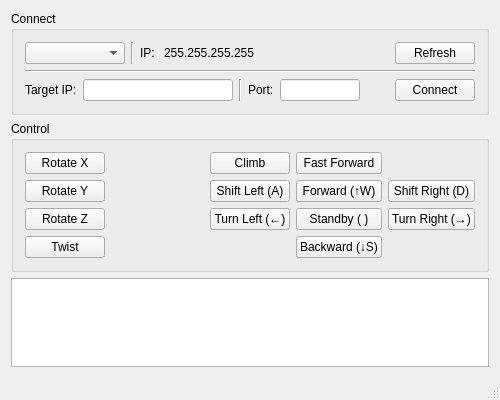
First picture: the form in software/pc/mainwindow.ui, repository woooxvi/hexapod, before the edit.
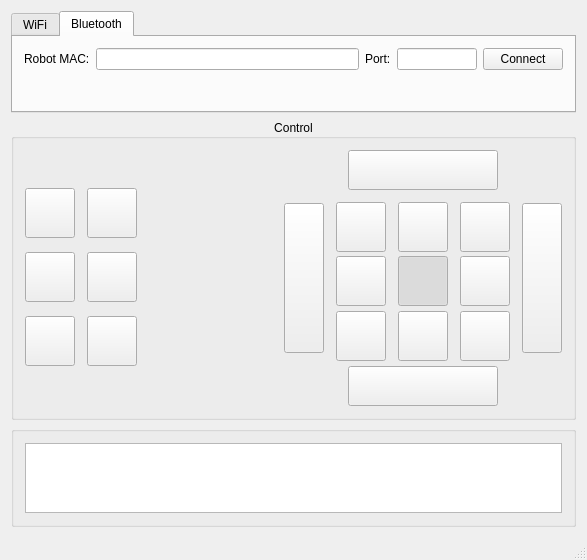
Second picture: the form after the edit. The open tabs and pages were chosen to show the change. Icons and pictures are not drawn.

```diff
--- a/software/pc/mainwindow.ui
+++ b/software/pc/mainwindow.ui
@@ -6,14 +6,14 @@
    <rect>
     <x>0</x>
     <y>0</y>
-    <width>500</width>
-    <height>400</height>
+    <width>587</width>
+    <height>560</height>
    </rect>
   </property>
   <property name="minimumSize">
    <size>
     <width>500</width>
-    <height>400</height>
+    <height>560</height>
    </size>
   </property>
   <property name="windowTitle">
@@ -26,18 +26,33 @@
   <widget class="QWidget" name="centralWidget">
    <layout class="QVBoxLayout" name="verticalLayout">
     <item>
-     <widget class="QGroupBox" name="groupBox_4">
-      <property name="title">
-       <string>Connect</string>
+     <widget class="QTabWidget" name="tabWidget">
+      <property name="currentIndex">
+       <number>0</number>
       </property>
-      <layout class="QVBoxLayout" name="verticalLayout_6">
+      <widget class="QWidget" name="tab">
+       <attribute name="title">
+        <string>WiFi</string>
+       </attribute>
+       <layout class="QVBoxLayout" name="verticalLayout_3">
        <item>
         <layout class="QHBoxLayout" name="horizontalLayout_5">
+          <item>
+           <widget class="QPushButton" name="button_Refresh">
+            <property name="text">
+             <string/>
+            </property>
+            <property name="icon">
+             <iconset>
+              <normaloff>res/arrows-rotate-solid.svg</normaloff>res/arrows-rotate-solid.svg</iconset>
+            </property>
+           </widget>
+          </item>
          <item>
           <widget class="QComboBox" name="comboBox_Interface">
            <property name="sizePolicy">
-            <sizepolicy hsizetype="Preferred" vsizetype="Fixed">
-             <horstretch>0</horstretch>
+             <sizepolicy hsizetype="Expanding" vsizetype="Fixed">
+              <horstretch>1</horstretch>
              <verstretch>0</verstretch>
             </sizepolicy>
            </property>
@@ -49,19 +64,12 @@
            </property>
            <property name="maximumSize">
             <size>
-             <width>200</width>
+              <width>16777215</width>
              <height>16777215</height>
             </size>
            </property>
           </widget>
          </item>
-         <item>
-          <widget class="Line" name="line">
-           <property name="orientation">
-            <enum>Qt::Vertical</enum>
-           </property>
-          </widget>
-         </item>
          <item>
           <widget class="QLabel" name="label_2">
            <property name="text">
@@ -76,35 +84,8 @@
            </property>
           </widget>
          </item>
-         <item>
-          <spacer name="horizontalSpacer_5">
-           <property name="orientation">
-            <enum>Qt::Horizontal</enum>
-           </property>
-           <property name="sizeHint" stdset="0">
-            <size>
-             <width>40</width>
-             <height>20</height>
-            </size>
-           </property>
-          </spacer>
-         </item>
-         <item>
-          <widget class="QPushButton" name="button_Refresh">
-           <property name="text">
-            <string>Refresh</string>
-           </property>
-          </widget>
-         </item>
-        </layout>
-       </item>
-       <item>
-        <widget class="Line" name="line_6">
-         <property name="orientation">
-          <enum>Qt::Horizontal</enum>
-         </property>
-        </widget>
-       </item>
+         </layout>
+        </item>
        <item>
         <layout class="QHBoxLayout" name="horizontalLayout_7">
          <item>
@@ -128,7 +109,7 @@
             </size>
            </property>
            <property name="text">
-            <string>Target IP:</string>
+             <string>Robot IP:</string>
            </property>
           </widget>
          </item>
@@ -142,19 +123,12 @@
            </property>
            <property name="maximumSize">
             <size>
-             <width>200</width>
+              <width>16777215</width>
              <height>16777215</height>
             </size>
            </property>
           </widget>
          </item>
-         <item>
-          <widget class="Line" name="line_4">
-           <property name="orientation">
-            <enum>Qt::Vertical</enum>
-           </property>
-          </widget>
-         </item>
          <item>
           <widget class="QLabel" name="label_targetPort">
            <property name="sizePolicy">
@@ -190,19 +164,6 @@
            </property>
           </widget>
          </item>
-         <item>
-          <spacer name="horizontalSpacer">
-           <property name="orientation">
-            <enum>Qt::Horizontal</enum>
-           </property>
-           <property name="sizeHint" stdset="0">
-            <size>
-             <width>40</width>
-             <height>20</height>
-            </size>
-           </property>
-          </spacer>
-         </item>
          <item>
           <widget class="QPushButton" name="button_TcpClient">
            <property name="text">
@@ -214,125 +175,806 @@
        </item>
       </layout>
      </widget>
+      <widget class="QWidget" name="tab_2">
+       <attribute name="title">
+        <string>Bluetooth</string>
+       </attribute>
+       <layout class="QVBoxLayout" name="verticalLayout_4">
+        <item>
+         <layout class="QHBoxLayout" name="horizontalLayout_4">
+          <item>
+           <widget class="QLabel" name="label">
+            <property name="text">
+             <string>Robot MAC:</string>
+            </property>
+           </widget>
+          </item>
+          <item>
+           <widget class="QLineEdit" name="lineEdit">
+            <property name="sizePolicy">
+             <sizepolicy hsizetype="Expanding" vsizetype="Fixed">
+              <horstretch>1</horstretch>
+              <verstretch>0</verstretch>
+             </sizepolicy>
+            </property>
+            <property name="minimumSize">
+             <size>
+              <width>150</width>
+              <height>0</height>
+             </size>
+            </property>
+           </widget>
+          </item>
+          <item>
+           <widget class="QLabel" name="label_3">
+            <property name="text">
+             <string>Port:</string>
+            </property>
+           </widget>
+          </item>
+          <item>
+           <widget class="QLineEdit" name="lineEdit_2">
+            <property name="minimumSize">
+             <size>
+              <width>80</width>
+              <height>0</height>
+             </size>
+            </property>
+            <property name="maximumSize">
+             <size>
+              <width>80</width>
+              <height>16777215</height>
+             </size>
+            </property>
+           </widget>
+          </item>
+          <item>
+           <widget class="QPushButton" name="pushButton">
+            <property name="text">
+             <string>Connect</string>
+            </property>
+           </widget>
+          </item>
+         </layout>
+        </item>
+        <item>
+         <spacer name="verticalSpacer">
+          <property name="orientation">
+           <enum>Qt::Vertical</enum>
+          </property>
+          <property name="sizeHint" stdset="0">
+           <size>
+            <width>20</width>
+            <height>40</height>
+           </size>
+          </property>
+         </spacer>
+        </item>
+       </layout>
+      </widget>
+     </widget>
     </item>
     <item>
      <widget class="QGroupBox" name="groupBox_Control">
+      <property name="font">
+       <font>
+        <bold>false</bold>
+       </font>
+      </property>
       <property name="title">
        <string>Control</string>
       </property>
-      <layout class="QGridLayout" name="gridLayout_2">
-       <item row="4" column="5">
-        <widget class="QPushButton" name="pushButton_TurnRight">
+      <property name="alignment">
+       <set>Qt::AlignCenter</set>
+      </property>
+      <property name="flat">
+       <bool>false</bool>
+      </property>
+      <layout class="QHBoxLayout" name="horizontalLayout">
+       <item>
+        <layout class="QGridLayout" name="gridLayout_3">
+         <property name="spacing">
+          <number>12</number>
+         </property>
+         <item row="3" column="1">
+          <widget class="QPushButton" name="pushButton_Twist">
+           <property name="minimumSize">
+            <size>
+             <width>50</width>
+             <height>50</height>
+            </size>
+           </property>
+           <property name="maximumSize">
+            <size>
+             <width>50</width>
+             <height>50</height>
+            </size>
+           </property>
          <property name="text">
-          <string>Turn Right (→)</string>
-         </property>
-        </widget>
-       </item>
-       <item row="3" column="4">
-        <widget class="QPushButton" name="pushButton_Forward">
+            <string/>
+           </property>
+           <property name="icon">
+            <iconset>
+             <normaloff>res/arrow-twist-solid.svg</normaloff>res/arrow-twist-solid.svg</iconset>
+           </property>
+           <property name="iconSize">
+            <size>
+             <width>32</width>
+             <height>32</height>
+            </size>
+           </property>
+           <property name="checkable">
+            <bool>true</bool>
+           </property>
+          </widget>
+         </item>
+         <item row="0" column="0" colspan="2">
+          <widget class="QPushButton" name="pushButton_7">
+           <property name="enabled">
+            <bool>false</bool>
+           </property>
          <property name="text">
-          <string>Forward (↑W)</string>
-         </property>
-        </widget>
-       </item>
-       <item row="3" column="2">
-        <spacer name="horizontalSpacer_6">
-         <property name="orientation">
-          <enum>Qt::Horizontal</enum>
-         </property>
-         <property name="sizeHint" stdset="0">
+            <string/>
+           </property>
+           <property name="flat">
+            <bool>true</bool>
+           </property>
+          </widget>
+         </item>
+         <item row="5" column="0" colspan="2">
+          <widget class="QPushButton" name="pushButton_8">
+           <property name="enabled">
+            <bool>false</bool>
+           </property>
+           <property name="text">
+            <string/>
+           </property>
+           <property name="flat">
+            <bool>true</bool>
+           </property>
+          </widget>
+         </item>
+         <item row="4" column="0">
+          <widget class="QPushButton" name="pushButton_RotateZ">
+           <property name="minimumSize">
           <size>
-           <width>40</width>
-           <height>20</height>
-          </size>
-         </property>
-        </spacer>
-       </item>
-       <item row="6" column="4">
-        <widget class="QPushButton" name="pushButton_Backward">
+             <width>50</width>
+             <height>50</height>
+            </size>
+           </property>
+           <property name="maximumSize">
+            <size>
+             <width>50</width>
+             <height>50</height>
+            </size>
+           </property>
+           <property name="text">
+            <string/>
+           </property>
+           <property name="icon">
+            <iconset>
+             <normaloff>res/arrow-circle-solid.svg</normaloff>res/arrow-circle-solid.svg</iconset>
+           </property>
+           <property name="iconSize">
+            <size>
+             <width>32</width>
+             <height>32</height>
+            </size>
+           </property>
+           <property name="checkable">
+            <bool>true</bool>
+           </property>
+          </widget>
+         </item>
+         <item row="4" column="1">
+          <widget class="QPushButton" name="pushButton_6">
+           <property name="minimumSize">
+            <size>
+             <width>50</width>
+             <height>50</height>
+            </size>
+           </property>
+           <property name="maximumSize">
+            <size>
+             <width>50</width>
+             <height>50</height>
+            </size>
+           </property>
          <property name="text">
-          <string>Backward (↓S)</string>
-         </property>
-        </widget>
-       </item>
-       <item row="0" column="4">
-        <widget class="QPushButton" name="pushButton_FastForward">
+            <string/>
+           </property>
+           <property name="icon">
+            <iconset>
+             <normaloff>res/climb-down-solid.svg</normaloff>res/climb-down-solid.svg</iconset>
+           </property>
+           <property name="iconSize">
+            <size>
+             <width>32</width>
+             <height>32</height>
+            </size>
+           </property>
+           <property name="checkable">
+            <bool>true</bool>
+           </property>
+          </widget>
+         </item>
+         <item row="2" column="1">
+          <widget class="QPushButton" name="pushButton_Climb">
+           <property name="minimumSize">
+            <size>
+             <width>50</width>
+             <height>50</height>
+            </size>
+           </property>
+           <property name="maximumSize">
+            <size>
+             <width>50</width>
+             <height>50</height>
+            </size>
+           </property>
          <property name="text">
-          <string>Fast Forward</string>
+            <string/>
+           </property>
+           <property name="icon">
+            <iconset>
+             <normaloff>res/climb-up-solid.svg</normaloff>res/climb-up-solid.svg</iconset>
+           </property>
+           <property name="iconSize">
+            <size>
+             <width>32</width>
+             <height>32</height>
+            </size>
+           </property>
+           <property name="checkable">
+            <bool>true</bool>
          </property>
         </widget>
        </item>
        <item row="3" column="0">
+          <widget class="QPushButton" name="pushButton_RotateX">
+           <property name="sizePolicy">
+            <sizepolicy hsizetype="Minimum" vsizetype="Minimum">
+             <horstretch>0</horstretch>
+             <verstretch>0</verstretch>
+            </sizepolicy>
+           </property>
+           <property name="minimumSize">
+            <size>
+             <width>50</width>
+             <height>50</height>
+            </size>
+           </property>
+           <property name="maximumSize">
+            <size>
+             <width>50</width>
+             <height>50</height>
+            </size>
+           </property>
+           <property name="text">
+            <string/>
+           </property>
+           <property name="icon">
+            <iconset>
+             <normaloff>res/arrow-up-down-solid.svg</normaloff>res/arrow-up-down-solid.svg</iconset>
+           </property>
+           <property name="iconSize">
+            <size>
+             <width>32</width>
+             <height>32</height>
+            </size>
+           </property>
+           <property name="checkable">
+            <bool>true</bool>
+           </property>
+          </widget>
+         </item>
+         <item row="2" column="0">
         <widget class="QPushButton" name="pushButton_RotateY">
+           <property name="minimumSize">
+            <size>
+             <width>50</width>
+             <height>50</height>
+            </size>
+           </property>
+           <property name="maximumSize">
+            <size>
+             <width>50</width>
+             <height>50</height>
+            </size>
+           </property>
          <property name="text">
-          <string>Rotate Y</string>
+            <string/>
+           </property>
+           <property name="icon">
+            <iconset>
+             <normaloff>res/arrow-left-right-solid.svg</normaloff>res/arrow-left-right-solid.svg</iconset>
+           </property>
+           <property name="iconSize">
+            <size>
+             <width>32</width>
+             <height>32</height>
+            </size>
+           </property>
+           <property name="checkable">
+            <bool>true</bool>
          </property>
         </widget>
        </item>
+        </layout>
+       </item>
+       <item>
+        <spacer name="horizontalSpacer_2">
+         <property name="orientation">
+          <enum>Qt::Horizontal</enum>
+         </property>
+         <property name="sizeHint" stdset="0">
+          <size>
+           <width>40</width>
+           <height>20</height>
+          </size>
+         </property>
+        </spacer>
+       </item>
+       <item>
+        <layout class="QGridLayout" name="gridLayout">
+         <property name="spacing">
+          <number>12</number>
+         </property>
        <item row="3" column="3">
-        <widget class="QPushButton" name="pushButton_ShiftLeft">
+          <widget class="QPushButton" name="buttonShiftRight">
+           <property name="sizePolicy">
+            <sizepolicy hsizetype="Minimum" vsizetype="Minimum">
+             <horstretch>0</horstretch>
+             <verstretch>0</verstretch>
+            </sizepolicy>
+           </property>
+           <property name="minimumSize">
+            <size>
+             <width>50</width>
+             <height>50</height>
+            </size>
+           </property>
+           <property name="maximumSize">
+            <size>
+             <width>50</width>
+             <height>50</height>
+            </size>
+           </property>
          <property name="text">
-          <string>Shift Left (A)</string>
+            <string/>
+           </property>
+           <property name="icon">
+            <iconset>
+             <normaloff>res/arrow-right-solid.svg</normaloff>res/arrow-right-solid.svg</iconset>
+           </property>
+           <property name="checkable">
+            <bool>true</bool>
+           </property>
+          </widget>
+         </item>
+         <item row="2" column="0" rowspan="3">
+          <widget class="QPushButton" name="buttonTurnLeft">
+           <property name="sizePolicy">
+            <sizepolicy hsizetype="Minimum" vsizetype="Fixed">
+             <horstretch>0</horstretch>
+             <verstretch>0</verstretch>
+            </sizepolicy>
+           </property>
+           <property name="minimumSize">
+            <size>
+             <width>40</width>
+             <height>150</height>
+            </size>
+           </property>
+           <property name="text">
+            <string/>
+           </property>
+           <property name="icon">
+            <iconset>
+             <normaloff>res/arrow-turn-left-solid.svg</normaloff>res/arrow-turn-left-solid.svg</iconset>
+           </property>
+           <property name="iconSize">
+            <size>
+             <width>24</width>
+             <height>64</height>
+            </size>
+           </property>
+           <property name="checkable">
+            <bool>true</bool>
+           </property>
+          </widget>
+         </item>
+         <item row="4" column="2">
+          <widget class="QPushButton" name="buttonBackward">
+           <property name="sizePolicy">
+            <sizepolicy hsizetype="Minimum" vsizetype="Minimum">
+             <horstretch>0</horstretch>
+             <verstretch>0</verstretch>
+            </sizepolicy>
+           </property>
+           <property name="minimumSize">
+            <size>
+             <width>50</width>
+             <height>50</height>
+            </size>
+           </property>
+           <property name="maximumSize">
+            <size>
+             <width>50</width>
+             <height>50</height>
+            </size>
+           </property>
+           <property name="text">
+            <string/>
+           </property>
+           <property name="icon">
+            <iconset>
+             <normaloff>res/arrow-down-solid.svg</normaloff>res/arrow-down-solid.svg</iconset>
+           </property>
+           <property name="checkable">
+            <bool>true</bool>
          </property>
         </widget>
        </item>
        <item row="4" column="3">
-        <widget class="QPushButton" name="pushButton_TurnLeft">
+          <widget class="QPushButton" name="buttonRight135">
+           <property name="sizePolicy">
+            <sizepolicy hsizetype="Minimum" vsizetype="Minimum">
+             <horstretch>0</horstretch>
+             <verstretch>0</verstretch>
+            </sizepolicy>
+           </property>
+           <property name="minimumSize">
+            <size>
+             <width>50</width>
+             <height>50</height>
+            </size>
+           </property>
+           <property name="maximumSize">
+            <size>
+             <width>50</width>
+             <height>50</height>
+            </size>
+           </property>
          <property name="text">
-          <string>Turn Left (←)</string>
-         </property>
-        </widget>
-       </item>
-       <item row="3" column="5">
-        <widget class="QPushButton" name="pushButton_ShiftRight">
+            <string/>
+           </property>
+           <property name="icon">
+            <iconset>
+             <normaloff>res/arrow-down-right-solid.svg</normaloff>res/arrow-down-right-solid.svg</iconset>
+           </property>
+           <property name="checkable">
+            <bool>true</bool>
+           </property>
+          </widget>
+         </item>
+         <item row="4" column="1">
+          <widget class="QPushButton" name="buttonLeft135">
+           <property name="sizePolicy">
+            <sizepolicy hsizetype="Minimum" vsizetype="Minimum">
+             <horstretch>0</horstretch>
+             <verstretch>0</verstretch>
+            </sizepolicy>
+           </property>
+           <property name="minimumSize">
+            <size>
+             <width>50</width>
+             <height>50</height>
+            </size>
+           </property>
+           <property name="maximumSize">
+            <size>
+             <width>50</width>
+             <height>50</height>
+            </size>
+           </property>
          <property name="text">
-          <string>Shift Right (D)</string>
-         </property>
-        </widget>
-       </item>
-       <item row="4" column="4">
-        <widget class="QPushButton" name="pushButton_Standby">
+            <string/>
+           </property>
+           <property name="icon">
+            <iconset>
+             <normaloff>res/arrow-down-left-solid.svg</normaloff>res/arrow-down-left-solid.svg</iconset>
+           </property>
+           <property name="checkable">
+            <bool>true</bool>
+           </property>
+          </widget>
+         </item>
+         <item row="2" column="4" rowspan="3">
+          <widget class="QPushButton" name="buttonTurnRight">
+           <property name="minimumSize">
+            <size>
+             <width>40</width>
+             <height>150</height>
+            </size>
+           </property>
          <property name="text">
-          <string>Standby ( )</string>
-         </property>
-        </widget>
-       </item>
-       <item row="0" column="0">
-        <widget class="QPushButton" name="pushButton_RotateX">
+            <string/>
+           </property>
+           <property name="icon">
+            <iconset>
+             <normaloff>res/arrow-turn-right-solid.svg</normaloff>res/arrow-turn-right-solid.svg</iconset>
+           </property>
+           <property name="iconSize">
+            <size>
+             <width>24</width>
+             <height>64</height>
+            </size>
+           </property>
+           <property name="checkable">
+            <bool>true</bool>
+           </property>
+          </widget>
+         </item>
+         <item row="2" column="3">
+          <widget class="QPushButton" name="buttonRight45">
+           <property name="enabled">
+            <bool>true</bool>
+           </property>
+           <property name="sizePolicy">
+            <sizepolicy hsizetype="Minimum" vsizetype="Minimum">
+             <horstretch>0</horstretch>
+             <verstretch>0</verstretch>
+            </sizepolicy>
+           </property>
+           <property name="minimumSize">
+            <size>
+             <width>50</width>
+             <height>50</height>
+            </size>
+           </property>
+           <property name="maximumSize">
+            <size>
+             <width>50</width>
+             <height>50</height>
+            </size>
+           </property>
          <property name="text">
-          <string>Rotate X</string>
-         </property>
-        </widget>
-       </item>
-       <item row="4" column="0">
-        <widget class="QPushButton" name="pushButton_RotateZ">
+            <string/>
+           </property>
+           <property name="icon">
+            <iconset>
+             <normaloff>res/arrow-up-right-solid.svg</normaloff>res/arrow-up-right-solid.svg</iconset>
+           </property>
+           <property name="checkable">
+            <bool>true</bool>
+           </property>
+          </widget>
+         </item>
+         <item row="1" column="1" colspan="3">
+          <layout class="QHBoxLayout" name="horizontalLayout_2">
+           <property name="spacing">
+            <number>0</number>
+           </property>
+           <item>
+            <widget class="QPushButton" name="buttonFastForward">
+             <property name="minimumSize">
+              <size>
+               <width>150</width>
+               <height>40</height>
+              </size>
+             </property>
+             <property name="maximumSize">
+              <size>
+               <width>150</width>
+               <height>16777215</height>
+              </size>
+             </property>
          <property name="text">
-          <string>Rotate Z</string>
-         </property>
-        </widget>
-       </item>
-       <item row="6" column="0">
-        <widget class="QPushButton" name="pushButton_Twist">
+              <string/>
+             </property>
+             <property name="icon">
+              <iconset>
+               <normaloff>res/arrow-up-up-solid.svg</normaloff>res/arrow-up-up-solid.svg</iconset>
+             </property>
+             <property name="iconSize">
+              <size>
+               <width>24</width>
+               <height>24</height>
+              </size>
+             </property>
+             <property name="checkable">
+              <bool>true</bool>
+             </property>
+             <property name="checked">
+              <bool>false</bool>
+             </property>
+             <property name="flat">
+              <bool>false</bool>
+             </property>
+            </widget>
+           </item>
+          </layout>
+         </item>
+         <item row="3" column="2">
+          <widget class="QPushButton" name="buttonStandby">
+           <property name="sizePolicy">
+            <sizepolicy hsizetype="Minimum" vsizetype="Minimum">
+             <horstretch>0</horstretch>
+             <verstretch>0</verstretch>
+            </sizepolicy>
+           </property>
+           <property name="minimumSize">
+            <size>
+             <width>50</width>
+             <height>50</height>
+            </size>
+           </property>
+           <property name="maximumSize">
+            <size>
+             <width>50</width>
+             <height>50</height>
+            </size>
+           </property>
          <property name="text">
-          <string>Twist</string>
-         </property>
-        </widget>
-       </item>
-       <item row="0" column="3">
-        <widget class="QPushButton" name="pushButton_Climb">
+            <string/>
+           </property>
+           <property name="icon">
+            <iconset>
+             <normaloff>res/pause-solid.svg</normaloff>res/pause-solid.svg</iconset>
+           </property>
+           <property name="checkable">
+            <bool>true</bool>
+           </property>
+           <property name="checked">
+            <bool>true</bool>
+           </property>
+          </widget>
+         </item>
+         <item row="3" column="1">
+          <widget class="QPushButton" name="buttonShiftLeft">
+           <property name="sizePolicy">
+            <sizepolicy hsizetype="Minimum" vsizetype="Minimum">
+             <horstretch>0</horstretch>
+             <verstretch>0</verstretch>
+            </sizepolicy>
+           </property>
+           <property name="minimumSize">
+            <size>
+             <width>50</width>
+             <height>50</height>
+            </size>
+           </property>
+           <property name="maximumSize">
+            <size>
+             <width>50</width>
+             <height>50</height>
+            </size>
+           </property>
          <property name="text">
-          <string>Climb</string>
-         </property>
-        </widget>
-       </item>
-      </layout>
+            <string/>
+           </property>
+           <property name="icon">
+            <iconset>
+             <normaloff>res/arrow-left-solid.svg</normaloff>res/arrow-left-solid.svg</iconset>
+           </property>
+           <property name="checkable">
+            <bool>true</bool>
+           </property>
+          </widget>
+         </item>
+         <item row="2" column="1">
+          <widget class="QPushButton" name="buttonLeft45">
+           <property name="sizePolicy">
+            <sizepolicy hsizetype="Minimum" vsizetype="Minimum">
+             <horstretch>0</horstretch>
+             <verstretch>0</verstretch>
+            </sizepolicy>
+           </property>
+           <property name="minimumSize">
+            <size>
+             <width>50</width>
+             <height>50</height>
+            </size>
+           </property>
+           <property name="maximumSize">
+            <size>
+             <width>50</width>
+             <height>50</height>
+            </size>
+           </property>
+           <property name="text">
+            <string/>
+           </property>
+           <property name="icon">
+            <iconset>
+             <normaloff>res/arrow-up-left-solid.svg</normaloff>res/arrow-up-left-solid.svg</iconset>
+           </property>
+           <property name="checkable">
+            <bool>true</bool>
+           </property>
+          </widget>
+         </item>
+         <item row="2" column="2">
+          <widget class="QPushButton" name="buttonForward">
+           <property name="sizePolicy">
+            <sizepolicy hsizetype="Minimum" vsizetype="Minimum">
+             <horstretch>0</horstretch>
+             <verstretch>0</verstretch>
+            </sizepolicy>
+           </property>
+           <property name="minimumSize">
+            <size>
+             <width>50</width>
+             <height>50</height>
+            </size>
+           </property>
+           <property name="maximumSize">
+            <size>
+             <width>50</width>
+             <height>50</height>
+            </size>
+           </property>
+           <property name="text">
+            <string/>
+           </property>
+           <property name="icon">
+            <iconset>
+             <normaloff>res/arrow-up-solid.svg</normaloff>res/arrow-up-solid.svg</iconset>
+           </property>
+           <property name="checkable">
+            <bool>true</bool>
+           </property>
+          </widget>
+         </item>
+         <item row="5" column="1" colspan="3">
+          <layout class="QHBoxLayout" name="horizontalLayout_3">
+           <property name="spacing">
+            <number>0</number>
+           </property>
+           <item>
+            <widget class="QPushButton" name="buttonFastBackward">
+             <property name="minimumSize">
+              <size>
+               <width>0</width>
+               <height>40</height>
+              </size>
+             </property>
+             <property name="maximumSize">
+              <size>
+               <width>150</width>
+               <height>16777215</height>
+              </size>
+             </property>
+             <property name="text">
+              <string/>
+             </property>
+             <property name="icon">
+              <iconset>
+               <normaloff>res/arrow-down-down-solid.svg</normaloff>res/arrow-down-down-solid.svg</iconset>
+             </property>
+             <property name="iconSize">
+              <size>
+               <width>24</width>
+               <height>24</height>
+              </size>
+             </property>
+             <property name="checkable">
+              <bool>true</bool>
+             </property>
+            </widget>
+           </item>
+          </layout>
+         </item>
+        </layout>
+       </item>
+      </layout>
      </widget>
     </item>
+    <item>
+     <widget class="QGroupBox" name="groupBox">
+      <property name="title">
+       <string/>
+      </property>
+      <layout class="QVBoxLayout" name="verticalLayout_2">
     <item>
      <widget class="QTextBrowser" name="textBrowser_TcpClientMessage"/>
     </item>
    </layout>
   </widget>
+    </item>
+   </layout>
+  </widget>
   <widget class="QMenuBar" name="menuBar">
    <property name="geometry">
     <rect>
```
Left out of the diff: 2 changed lines with no effect on the pictures. Lines whose indentation alone changed are shown as unchanged.
